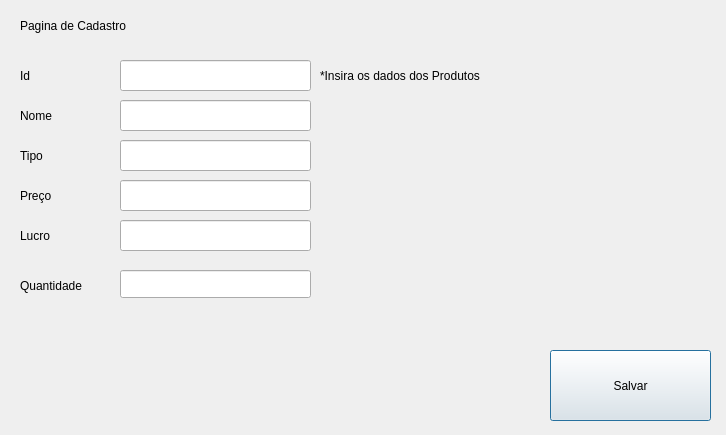
FCJar/Controle-de-estoque-e-vendas-de-loja, file ProjetoFinal/interface/adproduto.ui: the form before one commit.
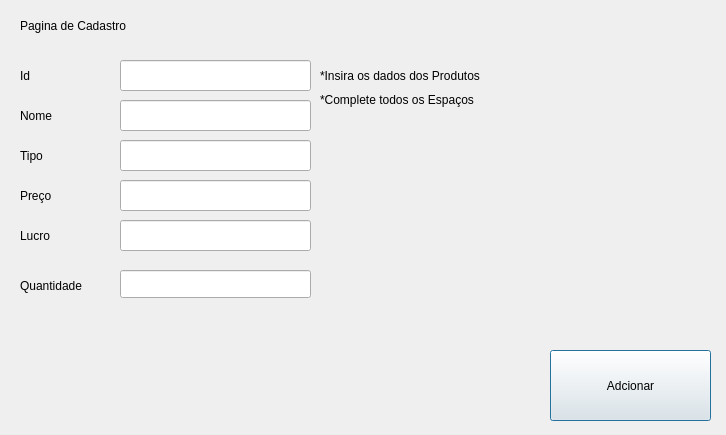
The form after the commit.

The edit to the form file:
```diff
--- a/ProjetoFinal/interface/adproduto.ui
+++ b/ProjetoFinal/interface/adproduto.ui
@@ -23,7 +23,7 @@
     </rect>
    </property>
    <property name="text">
-    <string>Salvar</string>
+    <string>Adcionar</string>
    </property>
   </widget>
   <widget class="QLabel" name="label">
@@ -190,6 +190,19 @@
     </rect>
    </property>
   </widget>
+  <widget class="QLabel" name="label_9">
+   <property name="geometry">
+    <rect>
+     <x>320</x>
+     <y>90</y>
+     <width>191</width>
+     <height>20</height>
+    </rect>
+   </property>
+   <property name="text">
+    <string>*Complete todos os Espaços</string>
+   </property>
+  </widget>
  </widget>
  <resources/>
  <connections/>
```
